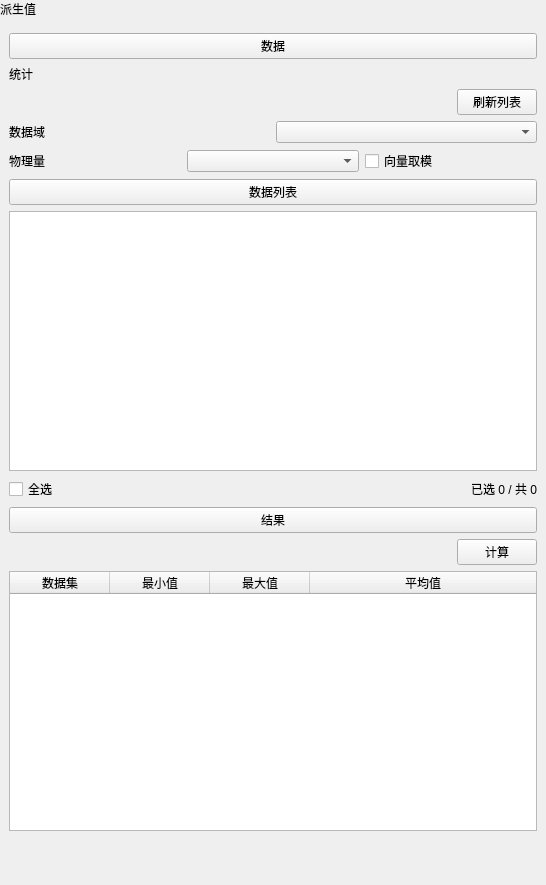
Qt form plugins/Base_PostProcessing/DerivedValueSettingWidget.ui (asd977/base_cae) before a commit.
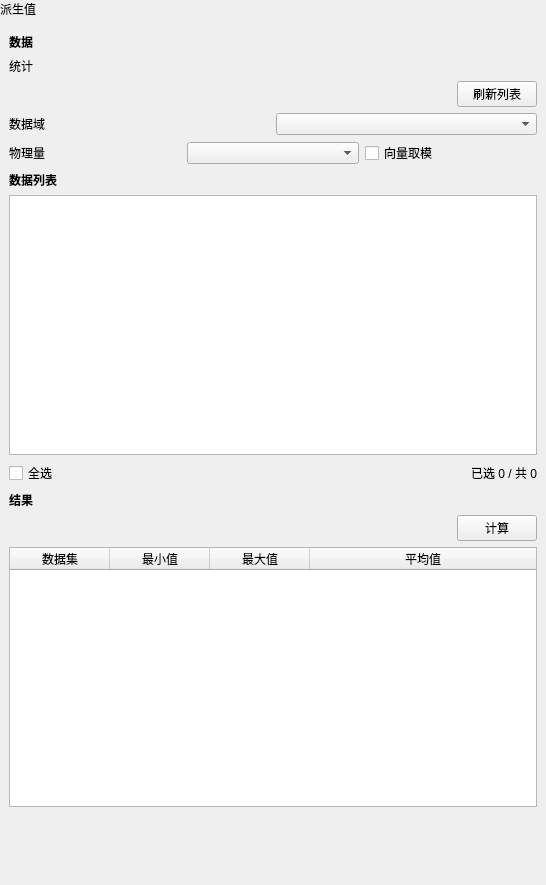
The same form after that commit.

```diff
--- a/plugins/Base_PostProcessing/DerivedValueSettingWidget.ui
+++ b/plugins/Base_PostProcessing/DerivedValueSettingWidget.ui
@@ -60,7 +60,16 @@
       <number>6</number>
      </property>
      <item>
-      <widget class="QPushButton" name="sectionTitleButton">
+      <widget class="QLabel" name="sectionTitleButton">
+       <property name="font">
+        <font>
+         <weight>75</weight>
+         <bold>true</bold>
+        </font>
+       </property>
+       <property name="margin">
+        <number>2</number>
+       </property>
        <property name="text">
         <string>数据</string>
        </property>
@@ -229,7 +238,16 @@
       </widget>
      </item>
      <item>
-      <widget class="QPushButton" name="pushButton_2">
+      <widget class="QLabel" name="pushButton_2">
+       <property name="font">
+        <font>
+         <weight>75</weight>
+         <bold>true</bold>
+        </font>
+       </property>
+       <property name="margin">
+        <number>2</number>
+       </property>
        <property name="text">
         <string>数据列表</string>
        </property>
@@ -338,7 +356,16 @@
       </widget>
      </item>
      <item>
-      <widget class="QPushButton" name="pushButton_3">
+      <widget class="QLabel" name="pushButton_3">
+       <property name="font">
+        <font>
+         <weight>75</weight>
+         <bold>true</bold>
+        </font>
+       </property>
+       <property name="margin">
+        <number>2</number>
+       </property>
        <property name="text">
         <string>结果</string>
        </property>
```
